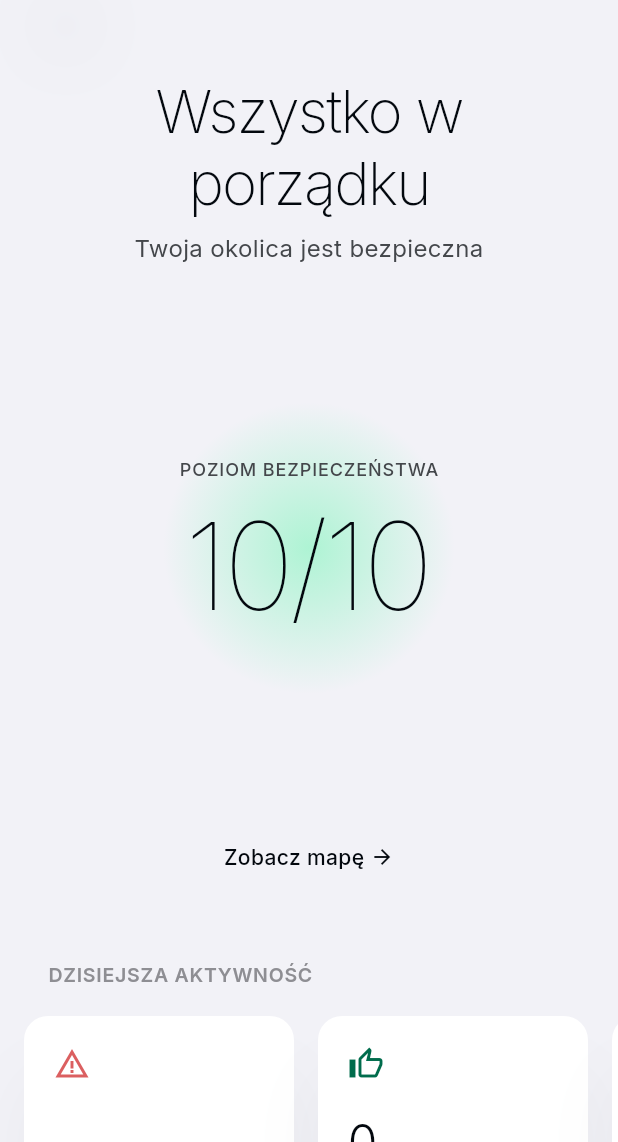
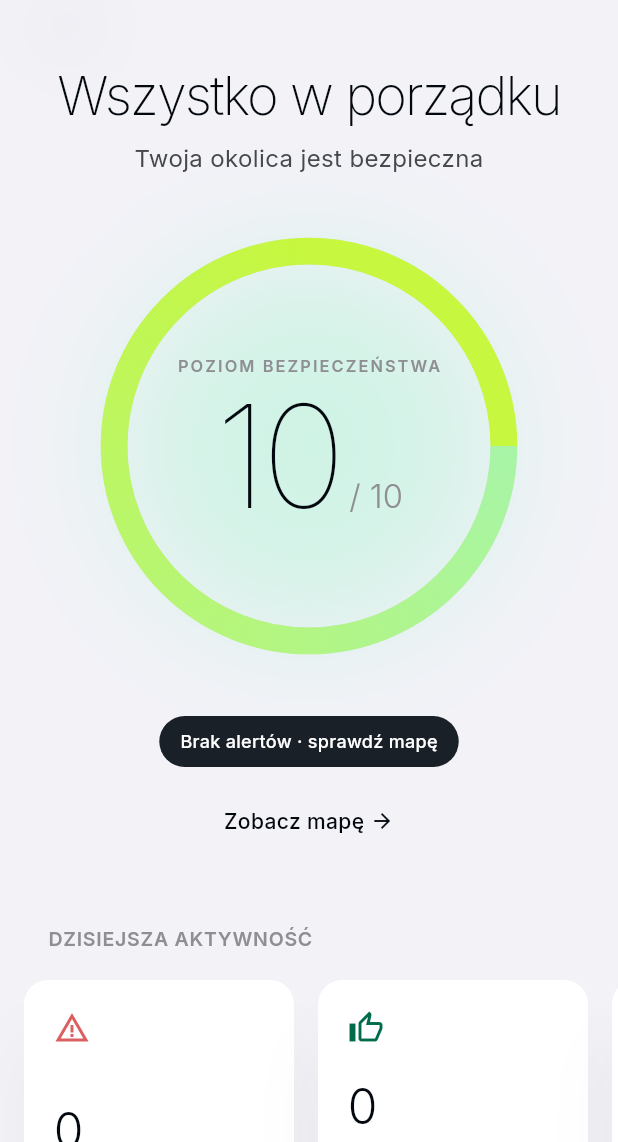
Before and after one commit to m3n3sx/be-safe, a Flutter app: the HomeScreen screen opened directly, on a phone screen of 412 x 824 dp, the part 94-1236 px from its top. Run offline on Flutter 3.47's test engine with Material 3 defaults, Android fonts, the phone set to English and light mode, and no system bars; drawn by our look-alikes of dynamic_color; our stand-ins replace battery_plus, cached_network_image, firebase_core, firebase_messaging, flutter_local_notifications, flutter_svg and 14 more; missing offline and left inert: flutter_background_service, google_maps_cluster_manager_2, record; accounts and stored records are empty; network calls fail.

Commit message:
feat(ui): SafetyHeroXL + stagger animations + voltMint accent (v97)
- Hero XL 296pt z animowanym progress ring (SweepGradient mint→voltMint)
  + breathing glow 4s + cienki '10/10' fontWeight w100 + sub-pill alertów
- StaggerSliverItem fade+slide-up cascade na Home (TopBar/Hero/Children/AQI/Activity)
  i Profile (TopBar/Hero/Stats) z delay 60-260ms
- Nowy token SerenityColors.voltMint #C7F73E (Voltgear neon) +
  voltMintGlow (35% alpha) + voltMintInk dla dark text na pill CTA
- Bump version 96 → 97

```diff
--- a/mobile/lib/screens/home/home_screen.dart
+++ b/mobile/lib/screens/home/home_screen.dart
@@ -15,7 +15,9 @@ import '../../providers/alert_provider.dart';
 import '../../providers/auth_provider.dart';
 import '../../services/api_service.dart';
 import '../../theme/design_tokens.dart';
-import '../../widgets/glow_orb.dart';
+import '../../widgets/glow_orb.dart'; // ignore: unused_import (kept for hero fallback)
+import '../../widgets/safety_hero_xl.dart';
+import '../../widgets/stagger_list.dart';
 import '../../widgets/serenity_card.dart';
 import '../../widgets/aqi_widget.dart';
 import '../alerts/my_alerts_screen.dart';
@@ -260,17 +262,40 @@ class _HomeScreenState extends State<HomeScreen> {
           child: CustomScrollView(
             physics: const AlwaysScrollableScrollPhysics(),
             slivers: [
-              SliverToBoxAdapter(child: _buildTopBar(userName)),
-              SliverToBoxAdapter(child: _buildHero()),
-              if (_children.isNotEmpty)
-                SliverToBoxAdapter(child: _buildChildrenCard()),
-              const SliverToBoxAdapter(
-                child: Padding(
-                  padding: EdgeInsets.fromLTRB(20, 4, 20, 8),
-                  child: AqiWidget(),
+              SliverToBoxAdapter(
+                child: StaggerSliverItem(
+                  delay: const Duration(milliseconds: 0),
+                  child: _buildTopBar(userName),
                 ),
               ),
-              SliverToBoxAdapter(child: _buildActivitySection()),
+              SliverToBoxAdapter(
+                child: StaggerSliverItem(
+                  delay: const Duration(milliseconds: 60),
+                  child: _buildHero(),
+                ),
+              ),
+              if (_children.isNotEmpty)
+                SliverToBoxAdapter(
+                  child: StaggerSliverItem(
+                    delay: const Duration(milliseconds: 140),
+                    child: _buildChildrenCard(),
+                  ),
+                ),
+              SliverToBoxAdapter(
+                child: StaggerSliverItem(
+                  delay: const Duration(milliseconds: 200),
+                  child: const Padding(
+                    padding: EdgeInsets.fromLTRB(20, 4, 20, 8),
+                    child: AqiWidget(),
+                  ),
+                ),
+              ),
+              SliverToBoxAdapter(
+                child: StaggerSliverItem(
+                  delay: const Duration(milliseconds: 260),
+                  child: _buildActivitySection(),
+                ),
+              ),
               // Mały odstęp pod ostatnim widgetem.
               // MediaQuery.padding.bottom już zawiera reserved space dla docka (~100pt z GlobalDockOverlay).
               const SliverToBoxAdapter(child: SizedBox(height: 24)),
@@ -449,71 +474,15 @@ class _HomeScreenState extends State<HomeScreen> {
   // ── Hero (glow orb) ─────────────────────────────────────────────────────
 
   Widget _buildHero() {
-    return Padding(
-      padding: const EdgeInsets.only(top: 32),
-      child: Column(
-        children: [
-          Padding(
-            padding: const EdgeInsets.symmetric(horizontal: SerenitySpacing.xl),
-            child: Text(
-              _safetyMessage,
-              style: SerenityText.displayMd.copyWith(
-                fontSize: 40,
-                height: 48 / 40,
-              ),
-              textAlign: TextAlign.center,
-            ),
-          ),
-          const SizedBox(height: 8),
-          Padding(
-            padding: const EdgeInsets.symmetric(horizontal: SerenitySpacing.xl),
-            child: Text(
-              _safetySubtitle,
-              style: SerenityText.bodyMain,
-              textAlign: TextAlign.center,
-            ),
-          ),
-          Padding(
-            padding: const EdgeInsets.symmetric(vertical: 48),
-            child: GlowOrb(
-              size: 280,
-              color: _orbColor,
-              child: Column(
-                mainAxisSize: MainAxisSize.min,
-                children: [
-                  const Text(
-                    'POZIOM BEZPIECZEŃSTWA',
-                    style: SerenityText.labelCaps,
-                  ),
-                  const SizedBox(height: 8),
-                  Text('$_safetyLevel/10', style: SerenityText.displayLg),
-                ],
-              ),
-            ),
-          ),
-          GestureDetector(
-            onTap: () => Navigator.push(
-              context,
-              MaterialPageRoute(builder: (_) => const MapScreen()),
-            ),
-            behavior: HitTestBehavior.opaque,
-            child: const Padding(
-              padding: EdgeInsets.symmetric(vertical: 8, horizontal: 24),
-              child: Row(
-                mainAxisSize: MainAxisSize.min,
-                children: [
-                  Text('Zobacz mapę', style: SerenityText.labelButton),
-                  SizedBox(width: 4),
-                  Icon(
-                    Icons.arrow_forward,
-                    size: 16,
-                    color: SerenityColors.primary,
-                  ),
-                ],
-              ),
-            ),
-          ),
-        ],
+    return SafetyHeroXL(
+      level: _safetyLevel,
+      headline: _safetyMessage,
+      subtitle: _safetySubtitle,
+      ringColor: _orbColor,
+      alertsNearby: _alertsNearby,
+      onMapTap: () => Navigator.push(
+        context,
+        MaterialPageRoute(builder: (_) => const MapScreen()),
       ),
     );
   }
--- a/mobile/lib/services/update_service.dart
+++ b/mobile/lib/services/update_service.dart
@@ -4,7 +4,7 @@ import 'package:flutter/services.dart';
 import 'package:http/http.dart' as http;
 import 'api_service.dart';
 
-const int appVersion = 96;
+const int appVersion = 97;
 
 class UpdateService {
   static const _channel = MethodChannel('pl.u235.alertmap/update');
--- a/mobile/lib/theme/design_tokens.dart
+++ b/mobile/lib/theme/design_tokens.dart
@@ -108,6 +108,20 @@ class SerenityColors {
 
   /// iOS secondaryLabel — subtle grey for subtitles and chevrons.
   static const secondaryLabel = Color(0xFF8E8E93);
+
+  // ============================================================================
+  // VOLTGEAR NEON ACCENT (v97+) — for urgent CTA, SOS halo, progress rings
+  // ============================================================================
+
+  /// Voltgear electric lime — high-energy accent for hero rings / urgent CTA.
+  /// Pairs with Serenity mint (#9DF4CB) which stays the calm baseline.
+  static const voltMint     = Color(0xFFC7F73E);
+
+  /// Glow halo color (semi-transparent voltMint at 35%) for blurred rings.
+  static const voltMintGlow = Color(0x59C7F73E); // 0x59 = 0.35 alpha
+
+  /// Deeper voltgear shade — used as dark text on voltMint pill CTA.
+  static const voltMintInk  = Color(0xFF1A2206);
 }
 
 // ============================================================================
--- /dev/null
+++ b/mobile/lib/widgets/safety_hero_xl.dart
@@ -0,0 +1,301 @@
+/// be:Safe v97 — Safety Hero XL
+///
+/// Voltgear-inspired oversized hero: 280pt mint ring with a breathing glow,
+/// thin level number centered, sub-pill chip with alert count.
+///
+/// Replaces the previous GlowOrb hero (lib/widgets/glow_orb.dart) on the
+/// NORMAL Home screen. Calmer Serenity mint stays the baseline; voltMint
+/// is used for the urgent gradient stop on the progress ring.
+
+library;
+
+import 'dart:math' as math;
+
+import 'package:flutter/material.dart';
+
+import '../theme/design_tokens.dart';
+
+class SafetyHeroXL extends StatefulWidget {
+  /// 0..10 safety score (10 = best).
+  final int level;
+
+  /// Headline rendered above the ring (e.g. "Wszystko w porządku").
+  final String headline;
+
+  /// Subtitle rendered below the headline.
+  final String subtitle;
+
+  /// Base color of the ring + glow (varies with safety level).
+  final Color ringColor;
+
+  /// Alert count for the sub-pill ("3 alerty w pobliżu").
+  final int alertsNearby;
+
+  /// Optional tap handler — wires the "Zobacz mapę →" link.
+  final VoidCallback? onMapTap;
+
+  const SafetyHeroXL({
+    super.key,
+    required this.level,
+    required this.headline,
+    required this.subtitle,
+    required this.ringColor,
+    required this.alertsNearby,
+    this.onMapTap,
+  });
+
+  @override
+  State<SafetyHeroXL> createState() => _SafetyHeroXLState();
+}
+
+class _SafetyHeroXLState extends State<SafetyHeroXL>
+    with SingleTickerProviderStateMixin {
+  late final AnimationController _breath;
+
+  @override
+  void initState() {
+    super.initState();
+    // 4-second breathing loop (matches SerenityAnim.orbBreath).
+    _breath = AnimationController(
+      vsync: this,
+      duration: const Duration(milliseconds: 4000),
+    )..repeat(reverse: true);
+  }
+
+  @override
+  void dispose() {
+    _breath.dispose();
+    super.dispose();
+  }
+
+  @override
+  Widget build(BuildContext context) {
+    final progress = (widget.level / 10).clamp(0.0, 1.0);
+    final pillLabel = widget.alertsNearby == 0
+        ? 'Brak alertów · sprawdź mapę'
+        : (widget.alertsNearby == 1
+            ? '1 alert w pobliżu'
+            : (widget.alertsNearby < 5
+                ? '${widget.alertsNearby} alerty w pobliżu'
+                : '${widget.alertsNearby} alertów w pobliżu'));
+
+    return Padding(
+      padding: const EdgeInsets.only(top: 24),
+      child: Column(
+        children: [
+          // Headline + subtitle, calm.
+          Padding(
+            padding: const EdgeInsets.symmetric(horizontal: 32),
+            child: Text(
+              widget.headline,
+              style: SerenityText.displayMd.copyWith(
+                fontSize: 36,
+                height: 44 / 36,
+                fontWeight: FontWeight.w200,
+              ),
+              textAlign: TextAlign.center,
+            ),
+          ),
+          const SizedBox(height: 8),
+          Padding(
+            padding: const EdgeInsets.symmetric(horizontal: 32),
+            child: Text(
+              widget.subtitle,
+              style: SerenityText.bodyMain,
+              textAlign: TextAlign.center,
+            ),
+          ),
+
+          // The XL ring.
+          Padding(
+            padding: const EdgeInsets.symmetric(vertical: 32),
+            child: AnimatedBuilder(
+              animation: _breath,
+              builder: (ctx, _) {
+                // 0..1 breathing factor with smooth ease.
+                final t = Curves.easeInOut.transform(_breath.value);
+                final glowAlpha = 0.18 + 0.22 * t; // 0.18..0.40
+                final scale = 0.985 + 0.015 * t; // very subtle pulse
+                return Transform.scale(
+                  scale: scale,
+                  child: SizedBox(
+                    width: 296,
+                    height: 296,
+                    child: CustomPaint(
+                      painter: _RingPainter(
+                        progress: progress,
+                        baseColor: widget.ringColor,
+                        accentColor: SerenityColors.voltMint,
+                        glowAlpha: glowAlpha,
+                      ),
+                      child: Center(
+                        child: Column(
+                          mainAxisSize: MainAxisSize.min,
+                          children: [
+                            Text(
+                              'POZIOM BEZPIECZEŃSTWA',
+                              style: SerenityText.iosSectionHeader.copyWith(
+                                fontSize: 11,
+                                letterSpacing: 1.4,
+                              ),
+                            ),
+                            const SizedBox(height: 12),
+                            RichText(
+                              textAlign: TextAlign.center,
+                              text: TextSpan(
+                                children: [
+                                  TextSpan(
+                                    text: '${widget.level}',
+                                    style: SerenityText.displayLg.copyWith(
+                                      fontSize: 96,
+                                      height: 1.0,
+                                      fontWeight: FontWeight.w100,
+                                      letterSpacing: -4,
+                                    ),
+                                  ),
+                                  TextSpan(
+                                    text: ' / 10',
+                                    style: SerenityText.bodyMain.copyWith(
+                                      fontSize: 22,
+                                      color: SerenityColors.secondaryLabel,
+                                      fontWeight: FontWeight.w300,
+                                    ),
+                                  ),
+                                ],
+                              ),
+                            ),
+                          ],
+                        ),
+                      ),
+                    ),
+                  ),
+                );
+              },
+            ),
+          ),
+
+          // Sub-pill: alerts in vicinity.
+          _SubPill(text: pillLabel),
+
+          const SizedBox(height: 18),
+
+          // "Zobacz mapę →" link.
+          GestureDetector(
+            onTap: widget.onMapTap,
+            behavior: HitTestBehavior.opaque,
+            child: const Padding(
+              padding: EdgeInsets.symmetric(vertical: 8, horizontal: 24),
+              child: Row(
+                mainAxisSize: MainAxisSize.min,
+                children: [
+                  Text('Zobacz mapę', style: SerenityText.labelButton),
+                  SizedBox(width: 4),
+                  Icon(
+                    Icons.arrow_forward,
+                    size: 16,
+                    color: SerenityColors.primary,
+                  ),
+                ],
+              ),
+            ),
+          ),
+        ],
+      ),
+    );
+  }
+}
+
+class _SubPill extends StatelessWidget {
+  final String text;
+  const _SubPill({required this.text});
+
+  @override
+  Widget build(BuildContext context) {
+    return Container(
+      padding: const EdgeInsets.symmetric(horizontal: 14, vertical: 8),
+      decoration: BoxDecoration(
+        color: SerenityColors.primaryContainer,
+        borderRadius: BorderRadius.circular(999),
+      ),
+      child: Text(
+        text,
+        style: const TextStyle(
+          fontFamily: 'Inter',
+          fontSize: 12,
+          fontWeight: FontWeight.w500,
+          color: Colors.white,
+          letterSpacing: 0.2,
+        ),
+      ),
+    );
+  }
+}
+
+/// Paints the XL safety ring:
+///   1. soft outer glow (blur, base color)
+///   2. faint track ring (12% alpha)
+///   3. progress sweep (base → voltMint gradient) starting at top
+class _RingPainter extends CustomPainter {
+  final double progress; // 0..1
+  final Color baseColor;
+  final Color accentColor;
+  final double glowAlpha; // 0..1
+
+  _RingPainter({
+    required this.progress,
+    required this.baseColor,
+    required this.accentColor,
+    required this.glowAlpha,
+  });
+
+  @override
+  void paint(Canvas canvas, Size size) {
+    final center = size.center(Offset.zero);
+    final r = size.shortestSide / 2;
+    final strokeWidth = 18.0;
+    final ringRadius = r - strokeWidth / 2 - 8;
+
+    // 1. Outer glow halo.
+    final glowPaint = Paint()
+      ..color = baseColor.withValues(alpha: glowAlpha)
+      ..maskFilter = const MaskFilter.blur(BlurStyle.normal, 36);
+    canvas.drawCircle(center, ringRadius + 4, glowPaint);
+
+    // 2. Inner radial wash — calm, behind text.
+    final innerWashPaint = Paint()
+      ..shader = RadialGradient(
+        colors: [
+          baseColor.withValues(alpha: 0.18),
+          baseColor.withValues(alpha: 0.0),
+        ],
+      ).createShader(Rect.fromCircle(center: center, radius: ringRadius));
+    canvas.drawCircle(center, ringRadius, innerWashPaint);
+
+    // 3. Track ring (faint).
+    final trackPaint = Paint()
+      ..style = PaintingStyle.stroke
+      ..strokeWidth = strokeWidth
+      ..color = SerenityColors.separator.withValues(alpha: 0.35);
+    canvas.drawCircle(center, ringRadius, trackPaint);
+
+    // 4. Progress sweep starting at top (-π/2).
+    final rect = Rect.fromCircle(center: center, radius: ringRadius);
+    final sweep = 2 * math.pi * progress;
+    final progressPaint = Paint()
+      ..style = PaintingStyle.stroke
+      ..strokeWidth = strokeWidth
+      ..strokeCap = StrokeCap.round
+      ..shader = SweepGradient(
+        startAngle: -math.pi / 2,
+        endAngle: -math.pi / 2 + sweep,
+        colors: [baseColor, accentColor],
+      ).createShader(rect);
+    canvas.drawArc(rect, -math.pi / 2, sweep, false, progressPaint);
+  }
+
+  @override
+  bool shouldRepaint(covariant _RingPainter old) =>
+      old.progress != progress ||
+      old.baseColor != baseColor ||
+      old.glowAlpha != glowAlpha;
+}
--- /dev/null
+++ b/mobile/lib/widgets/stagger_list.dart
@@ -0,0 +1,147 @@
+/// be:Safe v97 — Stagger list reveal
+///
+/// Wraps a list of children in a staggered fade + slide-up animation.
+/// Used on Home and Profile to give cards an Apple-style cascade entrance.
+///
+/// Each child appears `delayPerItem` ms after the previous one, fading from
+/// 0 → 1 opacity while sliding up `offset` pixels.
+
+library;
+
+import 'package:flutter/material.dart';
+
+class StaggerColumn extends StatefulWidget {
+  final List<Widget> children;
+  final Duration itemDuration;
+  final Duration delayPerItem;
+  final double offset;
+
+  const StaggerColumn({
+    super.key,
+    required this.children,
+    this.itemDuration = const Duration(milliseconds: 380),
+    this.delayPerItem = const Duration(milliseconds: 55),
+    this.offset = 14,
+  });
+
+  @override
+  State<StaggerColumn> createState() => _StaggerColumnState();
+}
+
+class _StaggerColumnState extends State<StaggerColumn>
+    with SingleTickerProviderStateMixin {
+  late final AnimationController _ctrl;
+
+  @override
+  void initState() {
+    super.initState();
+    final total = widget.itemDuration +
+        widget.delayPerItem * widget.children.length;
+    _ctrl = AnimationController(vsync: this, duration: total)..forward();
+  }
+
+  @override
+  void dispose() {
+    _ctrl.dispose();
+    super.dispose();
+  }
+
+  @override
+  Widget build(BuildContext context) {
+    if (widget.children.isEmpty) return const SizedBox.shrink();
+    final total = _ctrl.duration!.inMilliseconds;
+    final itemMs = widget.itemDuration.inMilliseconds;
+    final delayMs = widget.delayPerItem.inMilliseconds;
+
+    return AnimatedBuilder(
+      animation: _ctrl,
+      builder: (ctx, _) {
+        return Column(
+          crossAxisAlignment: CrossAxisAlignment.stretch,
+          children: List.generate(widget.children.length, (i) {
+            final startMs = (i * delayMs).toDouble();
+            final endMs = (startMs + itemMs).clamp(0.0, total.toDouble());
+            final begin = startMs / total;
+            final end = endMs / total;
+            final curved = CurvedAnimation(
+              parent: _ctrl,
+              curve: Interval(begin, end, curve: Curves.easeOutCubic),
+            );
+            return AnimatedBuilder(
+              animation: curved,
+              builder: (c, child) {
+                final t = curved.value;
+                return Opacity(
+                  opacity: t,
+                  child: Transform.translate(
+                    offset: Offset(0, (1 - t) * widget.offset),
+                    child: child,
+                  ),
+                );
+              },
+              child: widget.children[i],
+            );
+          }),
+        );
+      },
+    );
+  }
+}
+
+/// Wraps a single sliver child in the same stagger entrance.
+/// Use inside a CustomScrollView when you cannot use [StaggerColumn].
+class StaggerSliverItem extends StatefulWidget {
+  final Widget child;
+  final Duration delay;
+  final Duration duration;
+  final double offset;
+
+  const StaggerSliverItem({
+    super.key,
+    required this.child,
+    this.delay = Duration.zero,
+    this.duration = const Duration(milliseconds: 380),
+    this.offset = 14,
+  });
+
+  @override
+  State<StaggerSliverItem> createState() => _StaggerSliverItemState();
+}
+
+class _StaggerSliverItemState extends State<StaggerSliverItem>
+    with SingleTickerProviderStateMixin {
+  late final AnimationController _ctrl;
+
+  @override
+  void initState() {
+    super.initState();
+    _ctrl = AnimationController(vsync: this, duration: widget.duration);
+    Future.delayed(widget.delay, () {
+      if (mounted) _ctrl.forward();
+    });
+  }
+
+  @override
+  void dispose() {
+    _ctrl.dispose();
+    super.dispose();
+  }
+
+  @override
+  Widget build(BuildContext context) {
+    return AnimatedBuilder(
+      animation: _ctrl,
+      builder: (ctx, child) {
+        final t = Curves.easeOutCubic.transform(_ctrl.value);
+        return Opacity(
+          opacity: t,
+          child: Transform.translate(
+            offset: Offset(0, (1 - t) * widget.offset),
+            child: child,
+          ),
+        );
+      },
+      child: widget.child,
+    );
+  }
+}
```
Also changed, not shown: mobile/lib/screens/profile/profile_screen.dart (+19 -3 lines).
